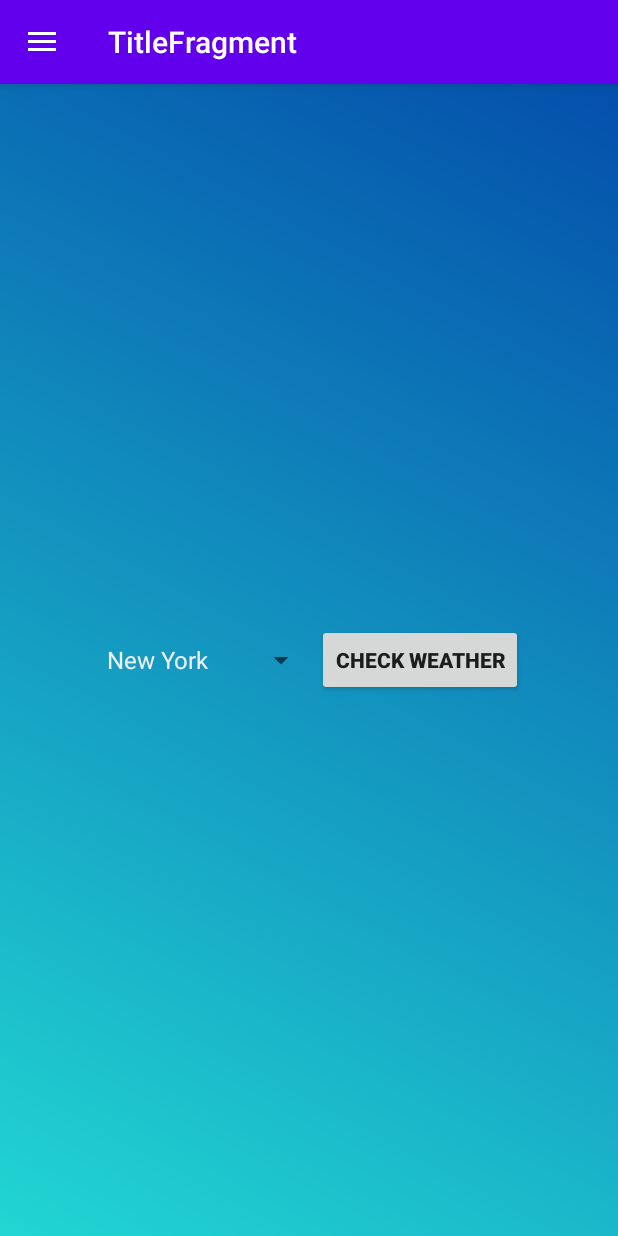
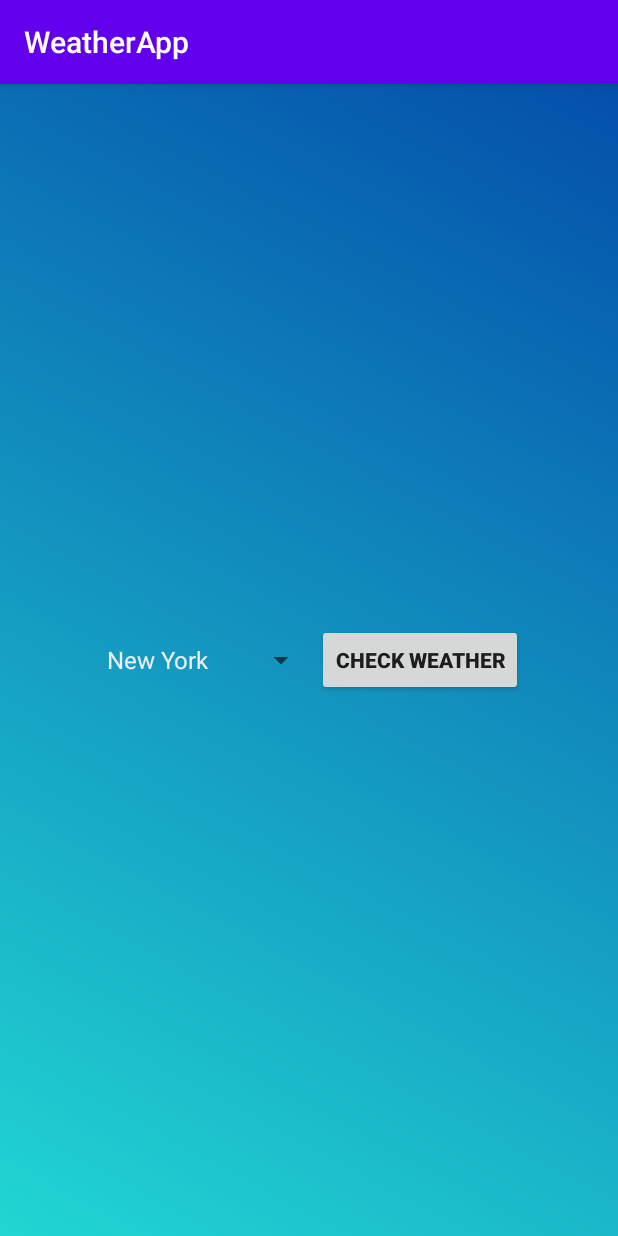
Before and after one commit to zamoT15/weatherApp, an Android app: the screen it shows after launch (MainActivity), on a phone screen of 412 x 824 dp. Run offline under Robolectric (Android 15) with nearby library versions, the phone set to English and light mode, and no system bars; our stand-ins replace data binding, navigation-ui.

Commit message:
navigation arrow
added appbar button to back

```diff
--- a/app/src/main/java/com/android/example/weatherapp/MainActivity.kt
+++ b/app/src/main/java/com/android/example/weatherapp/MainActivity.kt
@@ -3,23 +3,21 @@ package com.android.example.weatherapp
 import androidx.appcompat.app.AppCompatActivity
 import android.os.Bundle
 import androidx.databinding.DataBindingUtil
-import androidx.drawerlayout.widget.DrawerLayout
 import androidx.navigation.findNavController
 import androidx.navigation.ui.NavigationUI
 import com.android.example.weatherapp.databinding.ActivityMainBinding
 
 class MainActivity : AppCompatActivity() {
-    private lateinit var drawerLayout: DrawerLayout
     override fun onCreate(savedInstanceState: Bundle?) {
         super.onCreate(savedInstanceState)
         val binding = DataBindingUtil.setContentView<ActivityMainBinding>(this, R.layout.activity_main)
 
-        drawerLayout = binding.drawerLayout
+        val navController = this.findNavController(R.id.myNavHostFragment)
+        NavigationUI.setupActionBarWithNavController(this, navController)
+    }
 
+    override fun onSupportNavigateUp(): Boolean {
         val navController = this.findNavController(R.id.myNavHostFragment)
-
-       NavigationUI.setupActionBarWithNavController(this,navController, drawerLayout)
-
-       NavigationUI.setupWithNavController(binding.navView, navController)
+        return navController.navigateUp()
     }
 }
--- a/app/src/main/res/navigation/navigation.xml
+++ b/app/src/main/res/navigation/navigation.xml
@@ -7,13 +7,15 @@
     <fragment
         android:id="@+id/titleFragment"
         android:name="com.android.example.weatherapp.TitleFragment"
-        android:label="TitleFragment">
+        android:label="@string/app_name">
         <action
             android:id="@+id/action_titleFragment_to_weatherFragment"
-            app:destination="@id/weatherFragment" />
+            app:destination="@id/weatherFragment"
+            app:popUpTo="@id/titleFragment"
+            app:popUpToInclusive="false" />
     </fragment>
     <fragment
         android:id="@+id/weatherFragment"
         android:name="com.android.example.weatherapp.WeatherFragment"
-        android:label="WeatherFragment" />
+        android:label="@string/app_name" />
 </navigation>
```
